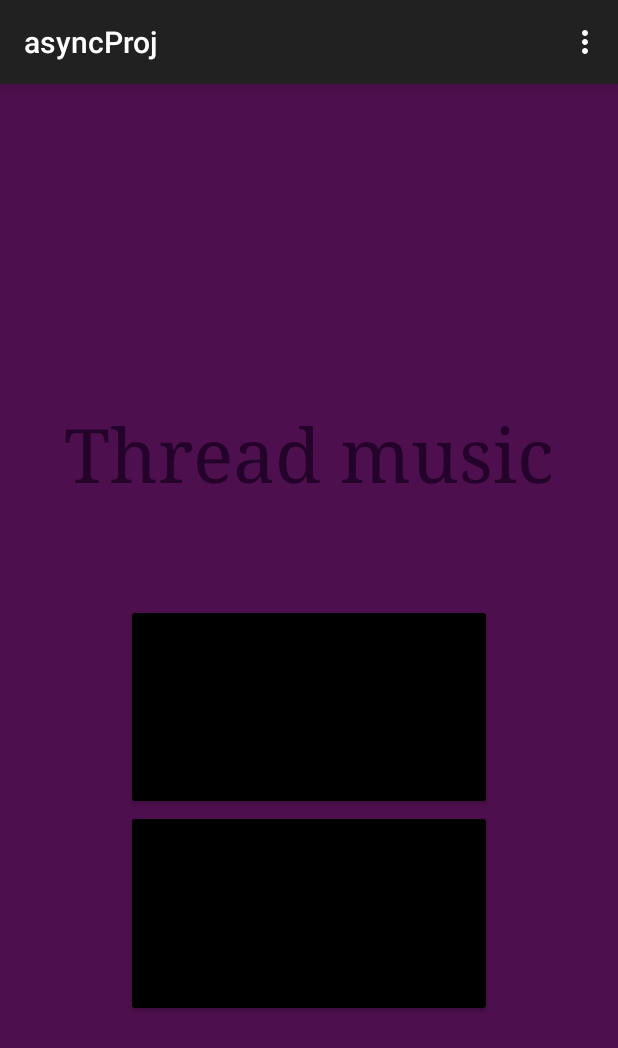
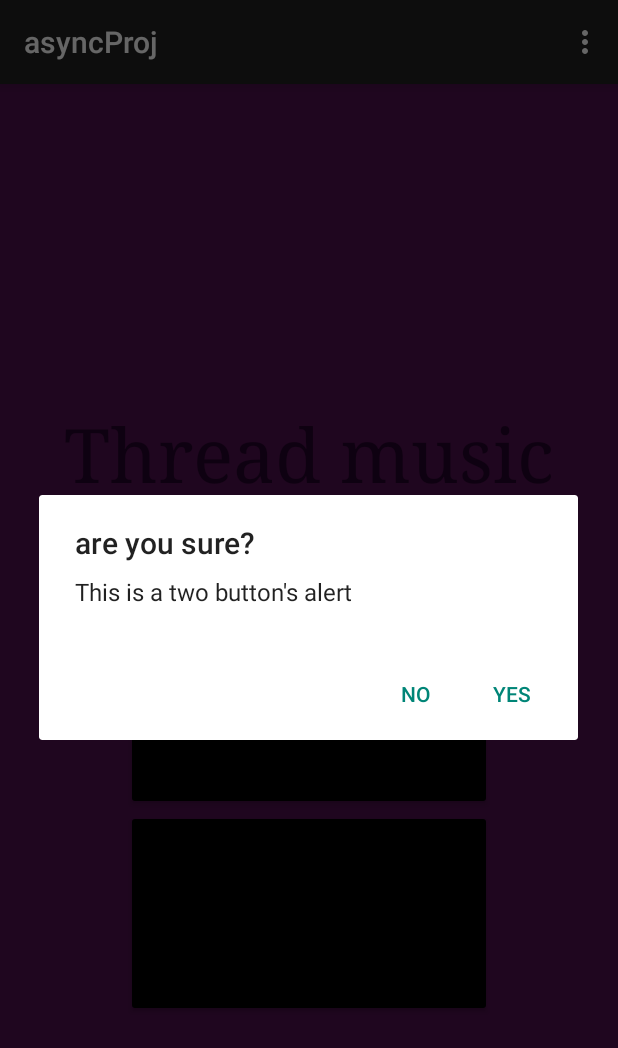
Before and after one commit to TheRealYozo/asyncProj, an Android app: the ThreadMusic screen opened directly, with no data from a screen before it, after a tap on "PLAY", on a phone screen of 412 x 824 dp. Shown: the top 1048 px of the screen. Run offline under Robolectric (Android 15) with nearby library versions, the phone set to English and light mode, and no system bars.

Commit message:
added alert dialog

```diff
--- a/app/src/main/java/com/example/asyncproj/ThreadMusic.java
+++ b/app/src/main/java/com/example/asyncproj/ThreadMusic.java
@@ -1,5 +1,6 @@
 package com.example.asyncproj;
 
+import android.content.DialogInterface;
 import android.content.Intent;
 import android.os.Bundle;
 import android.view.Menu;
@@ -9,6 +10,7 @@ import android.widget.Button;
 
 import androidx.activity.EdgeToEdge;
 import androidx.annotation.NonNull;
+import androidx.appcompat.app.AlertDialog;
 import androidx.appcompat.app.AppCompatActivity;
 import androidx.core.graphics.Insets;
 import androidx.core.view.ViewCompat;
@@ -20,6 +22,7 @@ public class ThreadMusic extends AppCompatActivity {
     private Button btnStart, btnStop;
     private runnableMusic runnable = new runnableMusic();
     private Thread thread = new Thread(runnable);
+    private AlertDialog.Builder adb;
 
     @Override
     protected void onCreate(Bundle savedInstanceState) {
@@ -39,7 +42,28 @@ public class ThreadMusic extends AppCompatActivity {
             @Override
             public void onClick(View v)
             {
-                thread.start();
+
+                adb = new AlertDialog.Builder(ThreadMusic.this);
+                adb.setTitle("are you sure?");
+                adb.setMessage("This is a two button's alert");
+
+                adb.setPositiveButton("Yes", new DialogInterface.OnClickListener() {
+                    @Override
+                    public void onClick(DialogInterface dialog, int which) {
+                        thread.start();
+                    }
+                });
+
+                adb.setNegativeButton("No", new DialogInterface.OnClickListener() {
+                    @Override
+                    public void onClick(DialogInterface dialog, int which) {
+                        dialog.cancel();
+                    }
+                });
+
+                AlertDialog ad = adb.create();
+                ad.show();
+
             }
 
         });
```
Also changed, not shown: app/src/main/java/com/example/asyncproj/MainActivity.java (+47 -5 lines).
